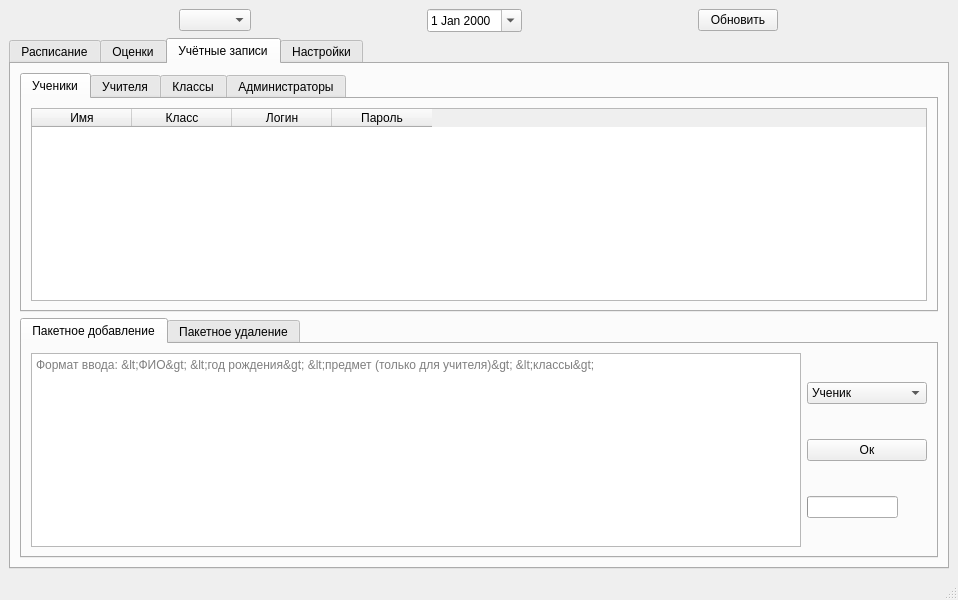
Qt form ui.ui (thesysadminest/YandexProject_1) before a commit.
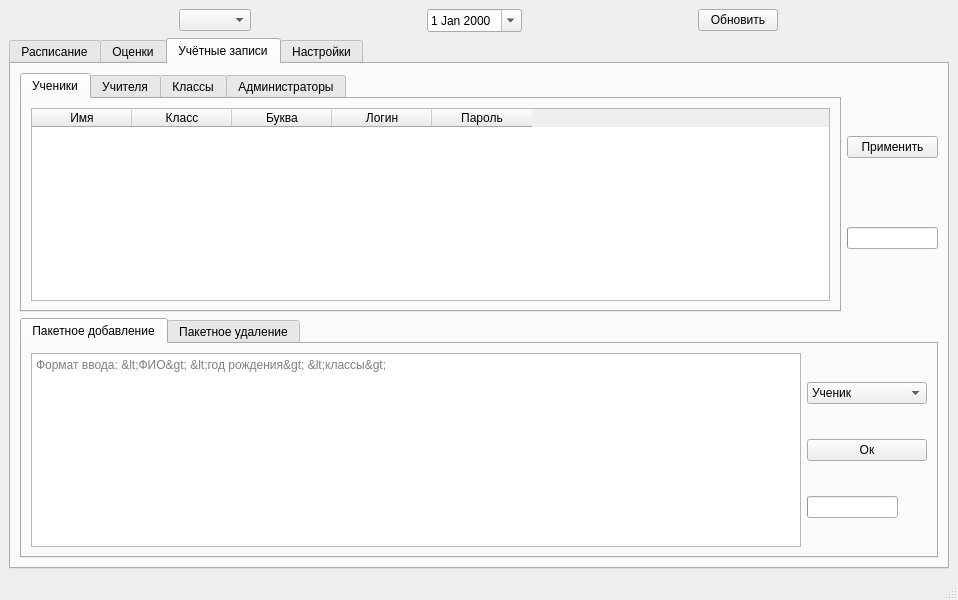
The same form after that commit. The open tabs and pages were chosen to show the change.

What changed in the file:
```diff
--- a/ui.ui
+++ b/ui.ui
@@ -254,6 +254,14 @@
        </attribute>
        <layout class="QVBoxLayout" name="verticalLayout_2">
         <item>
+         <layout class="QHBoxLayout" name="horizontalLayout_11">
+          <property name="rightMargin">
+           <number>0</number>
+          </property>
+          <property name="bottomMargin">
+           <number>0</number>
+          </property>
+          <item>
          <widget class="QTabWidget" name="accountsTable">
           <property name="currentIndex">
            <number>2</number>
@@ -275,6 +283,11 @@
                 <string>Класс</string>
                </property>
               </column>
+                <column>
+                 <property name="text">
+                  <string>Буква</string>
+                 </property>
+                </column>
               <column>
                <property name="text">
                 <string>Логин</string>
@@ -364,6 +377,38 @@
          </widget>
         </item>
         <item>
+           <layout class="QVBoxLayout" name="verticalLayout_13">
+            <property name="rightMargin">
+             <number>0</number>
+            </property>
+            <item>
+             <widget class="QPushButton" name="okAccsBtn">
+              <property name="text">
+               <string>Применить</string>
+              </property>
+             </widget>
+            </item>
+            <item>
+             <widget class="QProgressBar" name="accProgBar">
+              <property name="sizePolicy">
+               <sizepolicy hsizetype="Fixed" vsizetype="Fixed">
+                <horstretch>0</horstretch>
+                <verstretch>0</verstretch>
+               </sizepolicy>
+              </property>
+              <property name="value">
+               <number>0</number>
+              </property>
+              <property name="textVisible">
+               <bool>false</bool>
+              </property>
+             </widget>
+            </item>
+           </layout>
+          </item>
+         </layout>
+        </item>
+        <item>
          <widget class="QTabWidget" name="control">
           <property name="currentIndex">
            <number>0</number>
@@ -385,7 +430,7 @@
             <item>
              <widget class="QTextEdit" name="bAddField">
               <property name="placeholderText">
-               <string>Формат ввода: &lt;ФИО&gt; &lt;год рождения&gt; &lt;предмет (только для учителя)&gt; &lt;классы&gt;</string>
+               <string>Формат ввода: &lt;ФИО&gt; &lt;год рождения&gt; &lt;классы&gt;</string>
               </property>
              </widget>
             </item>
```
Left out of the diff: 17 changed lines with no effect on the pictures. Lines whose indentation alone changed are shown as unchanged.
